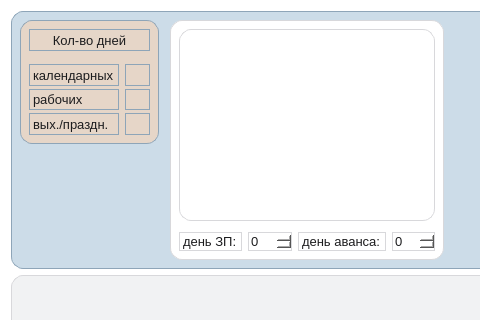
CatMolnia/CASH, file ui/cash.ui: the form before one commit; both pictures show x 0 to 480 and y 0 to 320 of the 1217 by 876 pixel window.
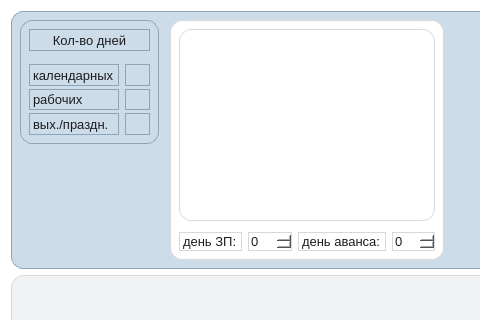
The form after the commit.

```diff
--- a/ui/cash.ui
+++ b/ui/cash.ui
@@ -80,17 +80,7 @@
              </sizepolicy>
             </property>
             <property name="styleSheet">
-             <string notr="true">QWidget {
-    background: #E6D6C8;
-
-    color: #1C1C1E;
-
-    font-family: &quot;SF Pro Text&quot;, &quot;Helvetica Neue&quot;, &quot;Helvetica&quot;, &quot;Arial&quot;;
-    font-size: 13px;
-
-    border: 1px solid #8EA5B8;
-    border-radius: 12px;
-}</string>
+             <string notr="true"/>
             </property>
             <layout class="QGridLayout" name="gridLayout_2" columnstretch="0,0">
              <property name="horizontalSpacing">
```
